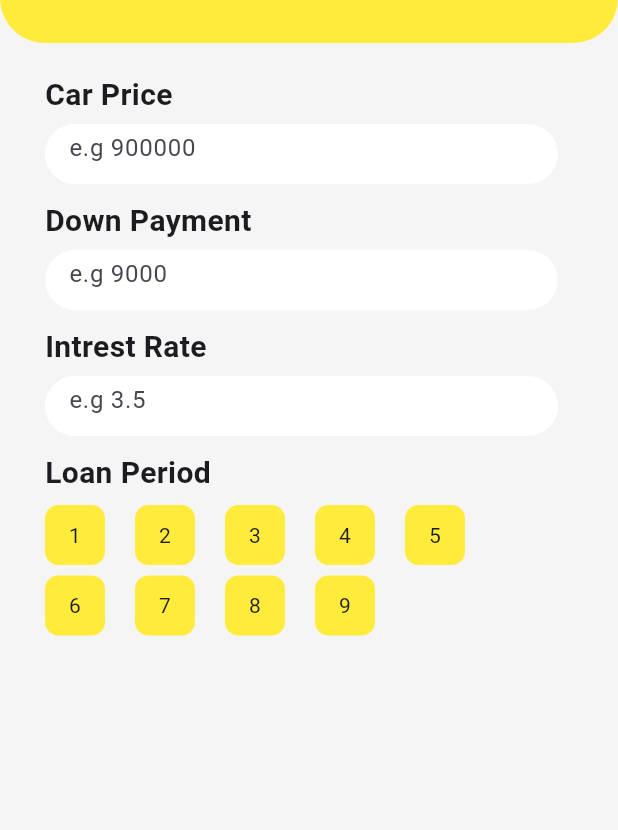
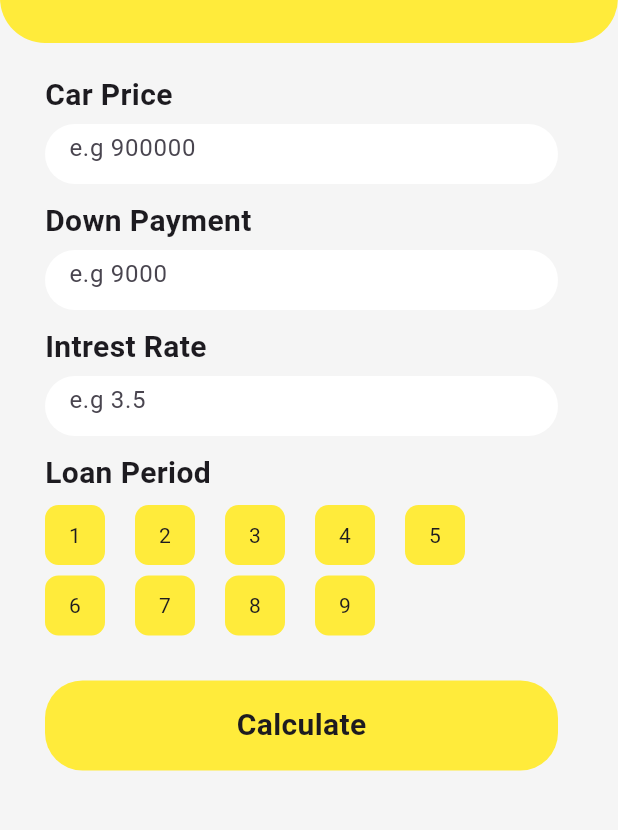
Before and after one commit to ahinsa-1111/flutter_loan_calculator_app, a Flutter app: the screen it shows after launch, on a phone screen of 412 x 824 dp, the part 107-937 px from its top. Run offline on Flutter 3.47's test engine with Material 3 defaults, Android fonts, the phone set to English and light mode, and no system bars.

Commit message:
commit_05

```diff
--- a/lib/main.dart
+++ b/lib/main.dart
@@ -106,6 +106,23 @@ class _HomePageState extends State<HomePage> {
                     loanPeriod("9"),
                   ],
                 ),
+                SizedBox(
+                  height: 30, //bottom sized box alignment
+                ),
+                Container(
+                  height: 60,
+                  width: double.infinity,
+                  decoration: BoxDecoration(
+                      color: Colors.yellow,
+                      borderRadius: BorderRadius.circular(25)),
+                  child: Center(
+                    child: Text(
+                      "Calculate",
+                      style:
+                          TextStyle(fontSize: 20, fontWeight: FontWeight.bold),
+                    ),
+                  ),
+                )
               ],
             ),
           )
```
